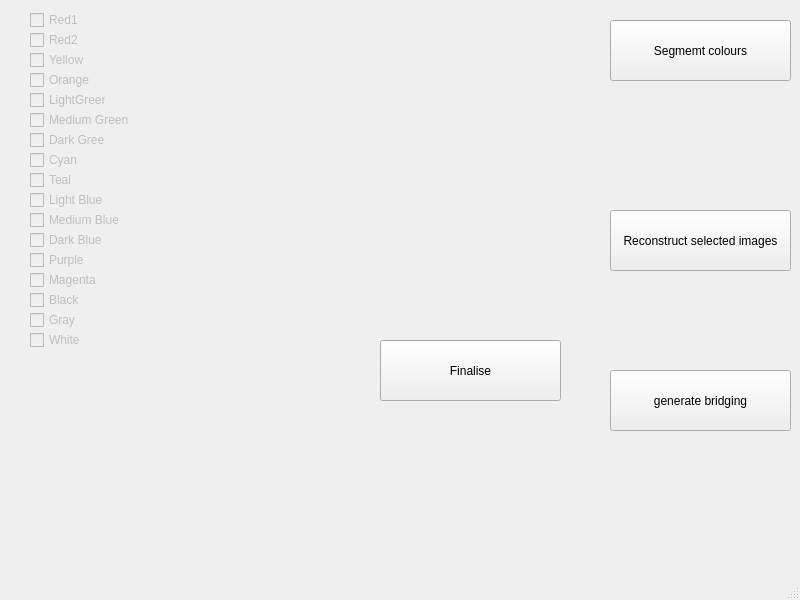
jamie-knapman/Processing-Images-to-Embroidery, file Dev/shading prototypes/Shading2.ui: the form before one commit.
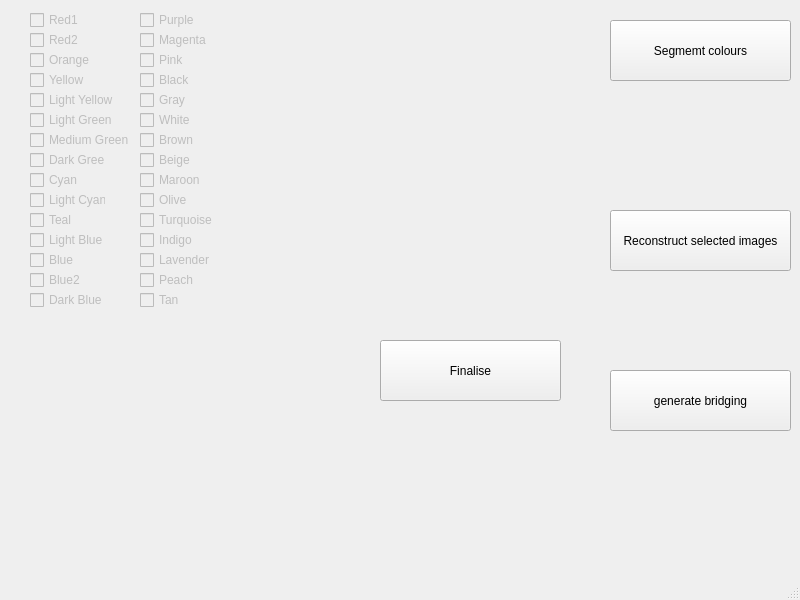
The form after the commit.

Commit message: Broadened colour scope

The edit to the form file:
```diff
--- a/Dev/shading prototypes/Shading2.ui
+++ b/Dev/shading prototypes/Shading2.ui
@@ -72,7 +72,7 @@
     <property name="geometry">
      <rect>
       <x>30</x>
-      <y>70</y>
+      <y>50</y>
       <width>76</width>
       <height>20</height>
      </rect>
@@ -88,7 +88,7 @@
     <property name="geometry">
      <rect>
       <x>30</x>
-      <y>50</y>
+      <y>70</y>
       <width>76</width>
       <height>20</height>
      </rect>
@@ -104,13 +104,13 @@
     <property name="geometry">
      <rect>
       <x>30</x>
-      <y>90</y>
-      <width>76</width>
+      <y>110</y>
+      <width>101</width>
       <height>20</height>
      </rect>
     </property>
     <property name="text">
-     <string>LightGreen</string>
+     <string>Light Green</string>
     </property>
    </widget>
    <widget class="QCheckBox" name="dGreen">
@@ -120,7 +120,7 @@
     <property name="geometry">
      <rect>
       <x>30</x>
-      <y>130</y>
+      <y>150</y>
       <width>76</width>
       <height>20</height>
      </rect>
@@ -136,7 +136,7 @@
     <property name="geometry">
      <rect>
       <x>30</x>
-      <y>150</y>
+      <y>170</y>
       <width>76</width>
       <height>20</height>
      </rect>
@@ -152,7 +152,7 @@
     <property name="geometry">
      <rect>
       <x>30</x>
-      <y>170</y>
+      <y>210</y>
       <width>76</width>
       <height>20</height>
      </rect>
@@ -168,7 +168,7 @@
     <property name="geometry">
      <rect>
       <x>30</x>
-      <y>110</y>
+      <y>130</y>
       <width>131</width>
       <height>20</height>
      </rect>
@@ -184,7 +184,7 @@
     <property name="geometry">
      <rect>
       <x>30</x>
-      <y>190</y>
+      <y>230</y>
       <width>76</width>
       <height>20</height>
      </rect>
@@ -199,8 +199,8 @@
     </property>
     <property name="geometry">
      <rect>
-      <x>30</x>
-      <y>270</y>
+      <x>140</x>
+      <y>30</y>
       <width>76</width>
       <height>20</height>
      </rect>
@@ -216,13 +216,13 @@
     <property name="geometry">
      <rect>
       <x>30</x>
-      <y>210</y>
+      <y>250</y>
       <width>101</width>
       <height>20</height>
      </rect>
     </property>
     <property name="text">
-     <string>Medium Blue</string>
+     <string>Blue</string>
     </property>
    </widget>
    <widget class="QCheckBox" name="white">
@@ -231,8 +231,8 @@
     </property>
     <property name="geometry">
      <rect>
-      <x>30</x>
-      <y>330</y>
+      <x>140</x>
+      <y>110</y>
       <width>76</width>
       <height>20</height>
      </rect>
@@ -247,8 +247,8 @@
     </property>
     <property name="geometry">
      <rect>
-      <x>30</x>
-      <y>310</y>
+      <x>140</x>
+      <y>90</y>
       <width>76</width>
       <height>20</height>
      </rect>
@@ -263,8 +263,8 @@
     </property>
     <property name="geometry">
      <rect>
-      <x>30</x>
-      <y>250</y>
+      <x>140</x>
+      <y>10</y>
       <width>76</width>
       <height>20</height>
      </rect>
@@ -280,7 +280,7 @@
     <property name="geometry">
      <rect>
       <x>30</x>
-      <y>230</y>
+      <y>290</y>
       <width>76</width>
       <height>20</height>
      </rect>
@@ -295,8 +295,8 @@
     </property>
     <property name="geometry">
      <rect>
-      <x>30</x>
-      <y>290</y>
+      <x>140</x>
+      <y>70</y>
       <width>76</width>
       <height>20</height>
      </rect>
@@ -362,6 +362,214 @@
      <bool>false</bool>
     </property>
    </widget>
+   <widget class="QCheckBox" name="light_yellow">
+    <property name="enabled">
+     <bool>false</bool>
+    </property>
+    <property name="geometry">
+     <rect>
+      <x>30</x>
+      <y>90</y>
+      <width>91</width>
+      <height>20</height>
+     </rect>
+    </property>
+    <property name="text">
+     <string>Light Yellow</string>
+    </property>
+   </widget>
+   <widget class="QCheckBox" name="light_cyan">
+    <property name="enabled">
+     <bool>false</bool>
+    </property>
+    <property name="geometry">
+     <rect>
+      <x>30</x>
+      <y>190</y>
+      <width>76</width>
+      <height>20</height>
+     </rect>
+    </property>
+    <property name="text">
+     <string>Light Cyan</string>
+    </property>
+   </widget>
+   <widget class="QCheckBox" name="blue2">
+    <property name="enabled">
+     <bool>false</bool>
+    </property>
+    <property name="geometry">
+     <rect>
+      <x>30</x>
+      <y>270</y>
+      <width>101</width>
+      <height>20</height>
+     </rect>
+    </property>
+    <property name="text">
+     <string>Blue2</string>
+    </property>
+   </widget>
+   <widget class="QCheckBox" name="pink">
+    <property name="enabled">
+     <bool>false</bool>
+    </property>
+    <property name="geometry">
+     <rect>
+      <x>140</x>
+      <y>50</y>
+      <width>76</width>
+      <height>20</height>
+     </rect>
+    </property>
+    <property name="text">
+     <string>Pink</string>
+    </property>
+   </widget>
+   <widget class="QCheckBox" name="brown">
+    <property name="enabled">
+     <bool>false</bool>
+    </property>
+    <property name="geometry">
+     <rect>
+      <x>140</x>
+      <y>130</y>
+      <width>76</width>
+      <height>20</height>
+     </rect>
+    </property>
+    <property name="text">
+     <string>Brown</string>
+    </property>
+   </widget>
+   <widget class="QCheckBox" name="beige">
+    <property name="enabled">
+     <bool>false</bool>
+    </property>
+    <property name="geometry">
+     <rect>
+      <x>140</x>
+      <y>150</y>
+      <width>76</width>
+      <height>20</height>
+     </rect>
+    </property>
+    <property name="text">
+     <string>Beige</string>
+    </property>
+   </widget>
+   <widget class="QCheckBox" name="maroon">
+    <property name="enabled">
+     <bool>false</bool>
+    </property>
+    <property name="geometry">
+     <rect>
+      <x>140</x>
+      <y>170</y>
+      <width>76</width>
+      <height>20</height>
+     </rect>
+    </property>
+    <property name="text">
+     <string>Maroon</string>
+    </property>
+   </widget>
+   <widget class="QCheckBox" name="olive">
+    <property name="enabled">
+     <bool>false</bool>
+    </property>
+    <property name="geometry">
+     <rect>
+      <x>140</x>
+      <y>190</y>
+      <width>76</width>
+      <height>20</height>
+     </rect>
+    </property>
+    <property name="text">
+     <string>Olive</string>
+    </property>
+   </widget>
+   <widget class="QCheckBox" name="turquoise">
+    <property name="enabled">
+     <bool>false</bool>
+    </property>
+    <property name="geometry">
+     <rect>
+      <x>140</x>
+      <y>210</y>
+      <width>81</width>
+      <height>20</height>
+     </rect>
+    </property>
+    <property name="text">
+     <string>Turquoise</string>
+    </property>
+   </widget>
+   <widget class="QCheckBox" name="indigo">
+    <property name="enabled">
+     <bool>false</bool>
+    </property>
+    <property name="geometry">
+     <rect>
+      <x>140</x>
+      <y>230</y>
+      <width>81</width>
+      <height>20</height>
+     </rect>
+    </property>
+    <property name="text">
+     <string>Indigo</string>
+    </property>
+   </widget>
+   <widget class="QCheckBox" name="lavender">
+    <property name="enabled">
+     <bool>false</bool>
+    </property>
+    <property name="geometry">
+     <rect>
+      <x>140</x>
+      <y>250</y>
+      <width>81</width>
+      <height>20</height>
+     </rect>
+    </property>
+    <property name="text">
+     <string>Lavender</string>
+    </property>
+   </widget>
+   <widget class="QCheckBox" name="peach">
+    <property name="enabled">
+     <bool>false</bool>
+    </property>
+    <property name="geometry">
+     <rect>
+      <x>140</x>
+      <y>270</y>
+      <width>81</width>
+      <height>20</height>
+     </rect>
+    </property>
+    <property name="text">
+     <string>Peach</string>
+    </property>
+   </widget>
+   <widget class="QCheckBox" name="tan">
+    <property name="enabled">
+     <bool>false</bool>
+    </property>
+    <property name="geometry">
+     <rect>
+      <x>140</x>
+      <y>290</y>
+      <width>81</width>
+      <height>20</height>
+     </rect>
+    </property>
+    <property name="text">
+     <string>Tan</string>
+    </property>
+   </widget>
   </widget>
   <widget class="QMenuBar" name="menubar">
    <property name="geometry">
```
Left out of the diff: 2 changed lines with no effect on the pictures. The commit also changes 1 other file.
